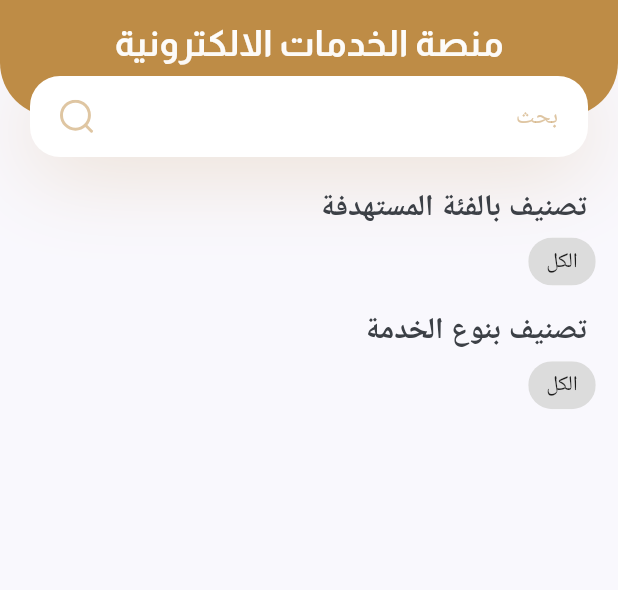
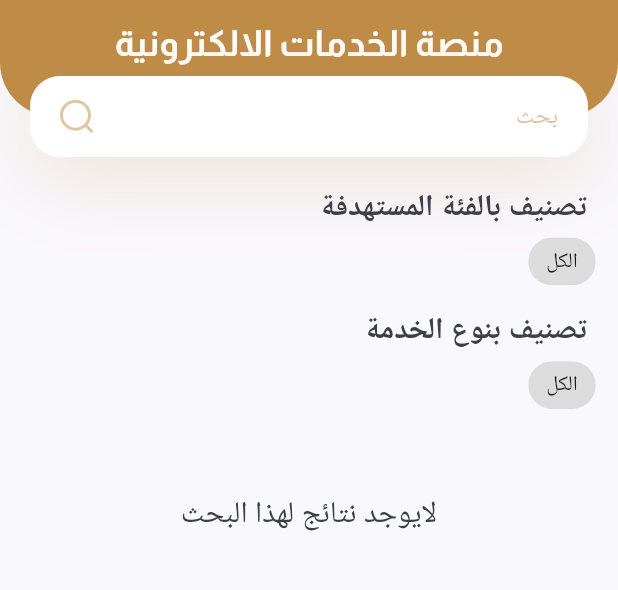
Before and after one commit to fg143134/Flutter-Gov-App, a Flutter app: the screen it shows after launch, on a phone screen of 412 x 824 dp, the part 152-742 px from its top. Run offline on Flutter 3.47's test engine with Material 2 defaults, Android fonts, the phone set to English and light mode, and no system bars; our stand-ins replace flutter_svg, get; network calls fail.

Commit message:
asasasش

```diff
--- a/lib/apimodule/api_services.dart
+++ b/lib/apimodule/api_services.dart
@@ -10,23 +10,28 @@ class apiService {
   static var client = http.Client();
 
   static Future<List<EServices>> getEservices(
-      int idcategory, int idtarget) async {
+      int idcategory, int idtarget,String search) async {
     Uri url;
+    String IsSearch = "";
 
+    if(search != ""){
+IsSearch = "&name_contains=" + search;
+    }
     if (idcategory == 0 && idtarget == 0) {
-      url = Uri.parse(main_api + '/eservices');
+      url = Uri.parse(main_api + '/eservices' + "?name_contains=" + search);
     } else if (idcategory != 0 && idtarget == 0) {
       url = Uri.parse(
-          main_api + '/eservices?categories_in=' + idcategory.toString());
+          main_api + '/eservices?categories_in=' + idcategory.toString() + IsSearch);
     } else if (idcategory == 0 && idtarget != 0) {
       url =
-          Uri.parse(main_api + '/eservices?targets_in=' + idtarget.toString());
+          Uri.parse(main_api + '/eservices?targets_in=' + idtarget.toString() + IsSearch);
     } else {
       url = Uri.parse(main_api +
           '/eservices?targets_in=' +
           idtarget.toString() +
           '&categories_in=' +
-          idcategory.toString());
+          idcategory.toString()
+          + IsSearch);
     }
     var response = await client.get(url);
     if (response.statusCode == 200) {
--- a/lib/productmodule/controllers/eservices_controller.dart
+++ b/lib/productmodule/controllers/eservices_controller.dart
@@ -7,24 +7,32 @@ class eServiceController extends GetxController {
   var eserviceList = List<EServices>.empty().obs;
   int IDCat = 0.obs();
   int IDTar = 0.obs();
+   String Search = "".obs();
+
+
 
   final int? iDcategory;
   final int? IDTarget;
+  final String? search;
 
-  eServiceController(this.iDcategory, this.IDTarget);
+
+  eServiceController(this.iDcategory, this.IDTarget,this.search);
 
   @override
   void onInit() {
-    Geteservices(idcategory: IDCat, idtarget: IDTar);
+    Geteservices(idcategory: IDCat, idtarget: IDTar ,search : Search) ;
     super.onInit();
   }
 
-  void Geteservices({int? idcategory, int? idtarget}) async {
+
+  void Geteservices({int? idcategory, int? idtarget, String? search}) async {
     try {
       IDCat = idcategory ?? IDCat;
       IDTar = idtarget ?? IDTar;
+      Search = search ?? Search;
+
       isLoading(true);
-      var eservices = await apiService.getEservices(IDCat, IDTar);
+      var eservices = await apiService.getEservices(IDCat, IDTar,Search);
       if (eservices != null) {
         eserviceList.assignAll(eservices);
       }
--- a/lib/productmodule/controllers/target_controller.dart
+++ b/lib/productmodule/controllers/target_controller.dart
@@ -5,6 +5,8 @@ import 'package:es_eidc_app/apimodule/api_services.dart';
 class TargetController extends GetxController {
   var isLoading = true.obs;
   var targetList = List<Target>.empty().obs;
+   int selcindexTarget = -1.obs();
+
 
   @override
   void onInit() {
--- a/lib/productmodule/views/eService_cards.dart
+++ b/lib/productmodule/views/eService_cards.dart
@@ -11,15 +11,34 @@ class EserviceCards extends StatelessWidget {
   @override
   Widget build(BuildContext context) {
     return Obx(() {
-      return GridView.builder(
+          if(EserviceController.eserviceList.isEmpty) {
+            return Column(
+              mainAxisAlignment: MainAxisAlignment.center,
+              children: [
+                Container(
+                  height: 50,
+                  width: 50,
+
+                ),
+                Text(
+                  "لايوجد نتائج لهذا البحث",
+                  style: Theme.of(context).textTheme.titleLarge,
+                  textAlign: TextAlign.center,
+                ),
+              ],
+            );
+          }else{
+  return GridView.builder(
         gridDelegate: SliverGridDelegateWithFixedCrossAxisCount(
           crossAxisCount: 2,
         ),
         physics: NeverScrollableScrollPhysics(),
         shrinkWrap: true,
-        itemCount: EserviceController.eserviceList.length,
+        itemCount: EserviceController.eserviceList.length ,
         itemBuilder: (context, index) {
-          return Padding(
+
+          return
+ Padding(
             padding: const EdgeInsets.all(12.0),
             child: Container(
                 decoration: BoxDecoration(
@@ -53,8 +72,12 @@ class EserviceCards extends StatelessWidget {
                   ],
                 )),
           );
-        },
+
+          }
+
       );
+          }
+
     });
 
     /*Scaffold(
--- a/lib/productmodule/views/eservices_list_view.dart
+++ b/lib/productmodule/views/eservices_list_view.dart
@@ -13,7 +13,7 @@ import 'target_view.dart';
 
 class Body extends StatelessWidget {
   final eServiceController EserviceController =
-      Get.put(eServiceController(0, 0));
+      Get.put(eServiceController(0, 0,""));
 
   @override
   Widget build(BuildContext context) {
--- a/lib/productmodule/views/search_bar.dart
+++ b/lib/productmodule/views/search_bar.dart
@@ -1,6 +1,9 @@
 import 'package:flutter/material.dart';
 import 'package:flutter_svg/flutter_svg.dart';
 import 'package:es_eidc_app/commonmodule/AppColor.dart';
+import 'package:get/get.dart';
+
+import '../controllers/eservices_controller.dart';
 
 class HeaderWithSearchBox extends StatelessWidget {
   const HeaderWithSearchBox({
@@ -78,7 +81,13 @@ class HeaderWithSearchBox extends StatelessWidget {
                 children: <Widget>[
                   Expanded(
                     child: TextField(
-                      onChanged: (value) {},
+                      onSubmitted: (value) {
+                        Get.find<eServiceController>().Geteservices(search: value);
+
+                      },
+                      onChanged: (value) {
+
+                      },
                       decoration: InputDecoration(
                         hintText: "بحث",
                         hintStyle: TextStyle(
--- a/lib/widgets.dart/target_chip.dart
+++ b/lib/widgets.dart/target_chip.dart
@@ -1,5 +1,6 @@
 import 'package:flutter/material.dart';
 import 'package:get/get.dart';
+import 'package:http/http.dart';
 
 import '../commonmodule/AppColor.dart';
 import '../productmodule/controllers/eservices_controller.dart';
@@ -10,8 +11,9 @@ class MyTargetChip extends StatelessWidget {
     Key? key,
   }) : super(key: key);
 
+
   final TargetController targetController = Get.put(TargetController());
-
+  int selectedChip = 0.obs();
   @override
   Widget build(BuildContext context) {
     return Obx(() {
@@ -38,13 +40,22 @@ class MyTargetChip extends StatelessWidget {
               padding:
                   const EdgeInsets.symmetric(horizontal: kDefaultPadding / 1.5),
               child: InkWell(
-                onTap: () => Get.find<eServiceController>().Geteservices(
-                    idtarget: targetController.targetList[index - 1].id),
+                onTap: () {
+Get.find<eServiceController>().Geteservices(
+                    idtarget: targetController.targetList[index - 1].id);
+                     targetController.selcindexTarget  = index -1;
+
+                } ,
                 child: Chip(
-                  label: Text(targetController.targetList[index - 1].name),
+                  label: Text(targetController.targetList[index - 1].name,
+                  style: TextStyle(
+              color: index - 1 == targetController.selcindexTarget ? Colors.white : Colors.black
+            ),),
+ backgroundColor:
+                index - 1  == targetController.selcindexTarget ? CPrimaryColor : Colors.grey[300]),
                 ),
-              ),
-            );
+              )
+            ;
           }
         },
       );
```
